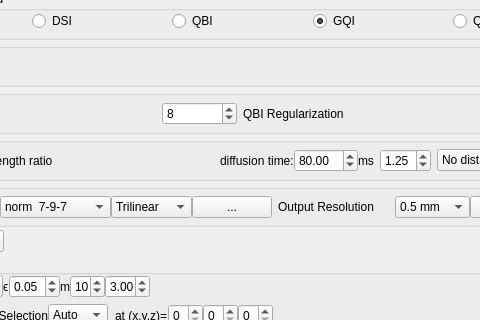
Old version of the form reconstruction/reconstruction_window.ui in the repository frankyeh/DSI-Studio; both pictures show x 126 to 606 and y 100 to 420 of the 731 by 622 pixel window.
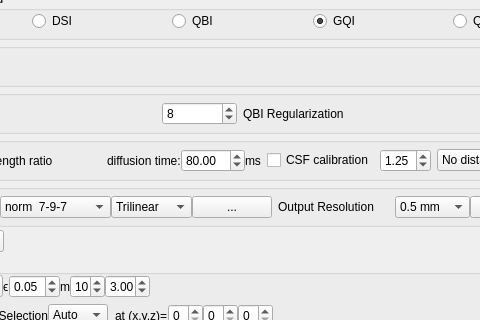
New version of the form. Icons and pictures are not drawn.

Commit message: [rec] implement CSF calibration for GQI

```diff
--- a/reconstruction/reconstruction_window.ui
+++ b/reconstruction/reconstruction_window.ui
@@ -778,6 +778,13 @@
              </layout>
             </widget>
            </item>
+           <item>
+            <widget class="QCheckBox" name="csf_calibration">
+             <property name="text">
+              <string>CSF calibration</string>
+             </property>
+            </widget>
+           </item>
            <item>
             <widget class="QDoubleSpinBox" name="diffusion_sampling">
              <property name="maximumSize">
```
The commit also changes 7 other files.
